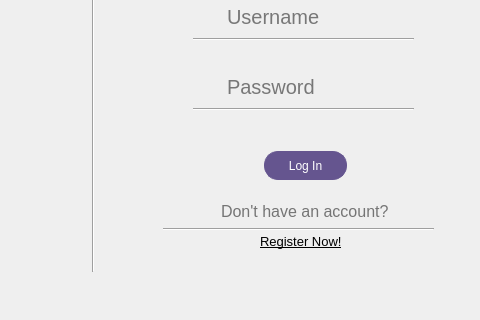
Above: FinTech/mainwindow.ui from codingburgas/finance-challenge-fintech before the change; both pictures show x 197 to 677 and y 109 to 429 of the 677 by 429 pixel window. Below: the same form after it.
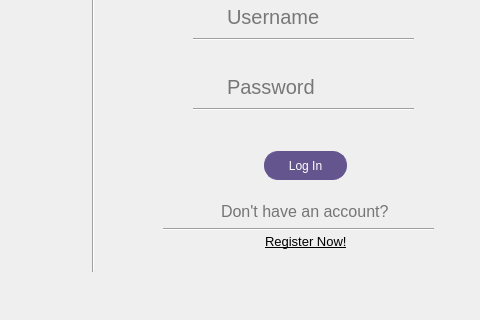
That is the form after the change. Icons and pictures are not drawn.

```diff
--- a/FinTech/mainwindow.ui
+++ b/FinTech/mainwindow.ui
@@ -271,7 +271,7 @@
    <widget class="QLabel" name="label_3">
     <property name="geometry">
      <rect>
-      <x>457</x>
+      <x>462</x>
       <y>340</y>
       <width>171</width>
       <height>21</height>
```
